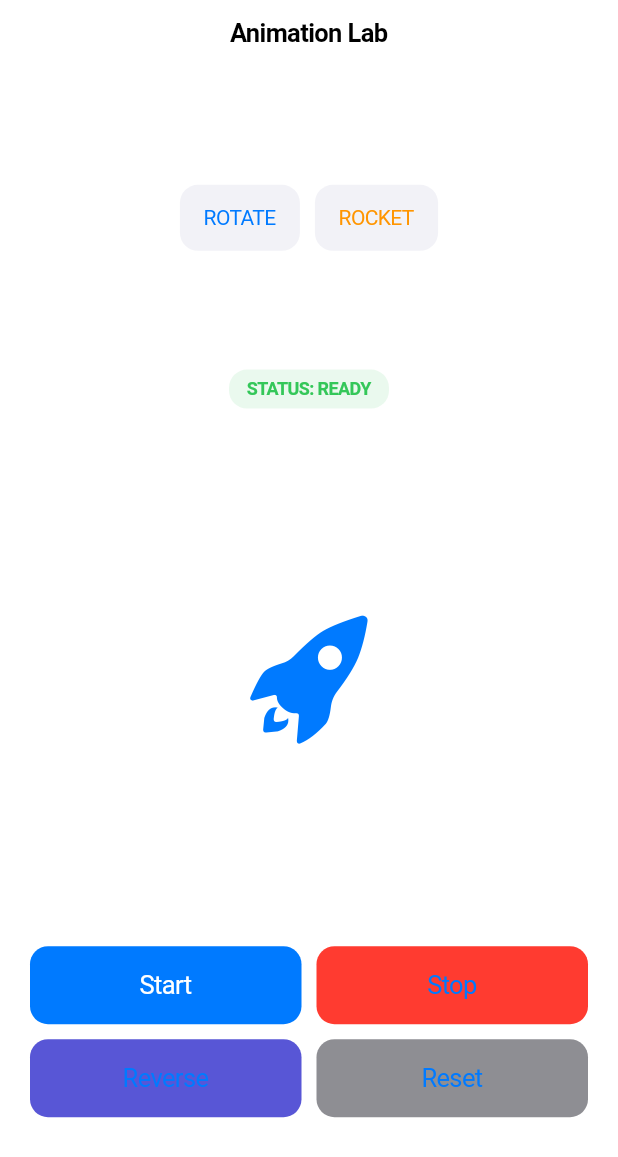
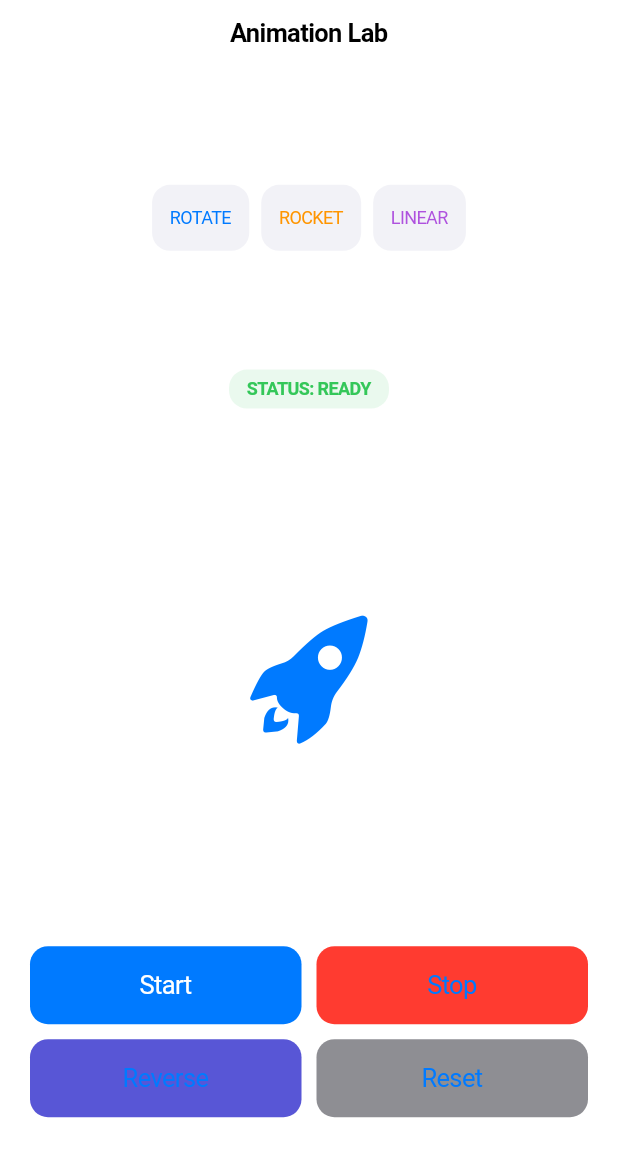
Before and after one commit to 23maxb/csen268, a Flutter app: the screen it shows after launch, on a phone screen of 412 x 824 dp. Shown: the top 1157 px of the screen. Run offline on Flutter 3.47's test engine with Material 3 defaults, Android fonts, the phone set to English and light mode, and no system bars.

Commit message:
fixed curve types

```diff
--- a/lib/main.dart
+++ b/lib/main.dart
@@ -6,6 +6,8 @@ void main() => runApp(const AnimationLabApp());
 enum AnimationType { rotate, scale, slide, fade }
 
 enum IconType { rocket, heart, gear, star }
+
+enum CurveType { linear, easeIn, easeOut, bounce, elastic }
 
 class AnimationLabApp extends StatelessWidget {
   const AnimationLabApp({super.key});
@@ -31,32 +33,20 @@ class _AnimationLabPageState extends State<AnimationLabPage>
   late AnimationController _controller;
   AnimationType _selectedType = AnimationType.rotate;
   IconType _selectedIcon = IconType.rocket;
+  CurveType _selectedCurve = CurveType.linear; // Default curve
   String _currentStatus = "READY";
 
   @override
   void initState() {
     super.initState();
     _controller = AnimationController(
-      duration: const Duration(seconds: 2),
+      duration: const Duration(milliseconds: 800),
       vsync: this,
     );
 
     _controller.addStatusListener((status) {
       setState(() {
-        switch (status) {
-          case AnimationStatus.forward:
-            _currentStatus = "RUNNING FORWARD";
-            break;
-          case AnimationStatus.reverse:
-            _currentStatus = "RUNNING REVERSE";
-            break;
-          case AnimationStatus.completed:
-            _currentStatus = "COMPLETED";
-            break;
-          case AnimationStatus.dismissed:
-            _currentStatus = "READY";
-            break;
-        }
+        _currentStatus = status.name.toUpperCase();
       });
     });
   }
@@ -67,37 +57,34 @@ class _AnimationLabPageState extends State<AnimationLabPage>
     super.dispose();
   }
 
-  void _showAnimationSheet(BuildContext context) {
+  Curve _getActualCurve() {
+    switch (_selectedCurve) {
+      case CurveType.linear:
+        return Curves.linear;
+      case CurveType.easeIn:
+        return Curves.easeIn;
+      case CurveType.easeOut:
+        return Curves.easeOut;
+      case CurveType.bounce:
+        return Curves.bounceOut;
+      case CurveType.elastic:
+        return Curves.elasticOut;
+    }
+  }
+
+  void _showSheet<T>(String title, List<T> values, Function(T) onSelect) {
     showCupertinoModalPopup<void>(
       context: context,
-      builder: (BuildContext context) => CupertinoActionSheet(
-        title: const Text('Select Animation'),
-        actions: AnimationType.values.map((type) {
+      builder: (context) => CupertinoActionSheet(
+        title: Text(title),
+        actions: values.map((value) {
+          final String name = value.toString().split('.').last.toUpperCase();
           return CupertinoActionSheetAction(
             onPressed: () {
-              setState(() => _selectedType = type);
-              _controller.reset();
+              onSelect(value);
               Navigator.pop(context);
             },
-            child: Text(type.name.toUpperCase()),
-          );
-        }).toList(),
-      ),
-    );
-  }
-
-  void _showIconSheet(BuildContext context) {
-    showCupertinoModalPopup<void>(
-      context: context,
-      builder: (BuildContext context) => CupertinoActionSheet(
-        title: const Text('Select Icon'),
-        actions: IconType.values.map((type) {
-          return CupertinoActionSheetAction(
-            onPressed: () {
-              setState(() => _selectedIcon = type);
-              Navigator.pop(context);
-            },
-            child: Text(type.name.toUpperCase()),
+            child: Text(name),
           );
         }).toList(),
       ),
@@ -114,38 +101,76 @@ class _AnimationLabPageState extends State<AnimationLabPage>
         child: Column(
           mainAxisAlignment: MainAxisAlignment.spaceEvenly,
           children: [
-            Row(
-              mainAxisAlignment: MainAxisAlignment.center,
+            Wrap(
+              spacing: 8,
+              runSpacing: 8,
+              alignment: WrapAlignment.center,
               children: [
-                CupertinoButton(
-                  color: CupertinoColors.systemGroupedBackground,
-                  padding: const EdgeInsets.symmetric(horizontal: 16),
-                  onPressed: () => _showAnimationSheet(context),
-                  child: Text(
-                    _selectedType.name.toUpperCase(),
-                    style: const TextStyle(
-                      color: CupertinoColors.activeBlue,
-                      fontSize: 14,
+                _buildPickerButton(
+                  _selectedType.name,
+                  CupertinoColors.activeBlue,
+                  () => _showSheet(
+                    "Animation",
+                    AnimationType.values,
+                    (v) => setState(() => _selectedType = v),
                   ),
                 ),
+                _buildPickerButton(
+                  _selectedIcon.name,
+                  CupertinoColors.activeOrange,
+                  () => _showSheet(
+                    "Icon",
+                    IconType.values,
+                    (v) => setState(() => _selectedIcon = v),
                   ),
-                const SizedBox(width: 10),
-                CupertinoButton(
-                  color: CupertinoColors.systemGroupedBackground,
-                  padding: const EdgeInsets.symmetric(horizontal: 16),
-                  onPressed: () => _showIconSheet(context),
-                  child: Text(
-                    _selectedIcon.name.toUpperCase(),
-                    style: const TextStyle(
-                      color: CupertinoColors.activeOrange,
-                      fontSize: 14,
                 ),
+                _buildPickerButton(
+                  _selectedCurve.name,
+                  CupertinoColors.systemPurple,
+                  () => _showSheet(
+                    "Curve",
+                    CurveType.values,
+                    (v) => setState(() => _selectedCurve = v),
                   ),
                 ),
               ],
             ),
 
-            Container(
+            _buildStatusIndicator(),
+
+            SizedBox(
+              height: 200,
+              child: AnimatedBuilder(
+                animation: _controller,
+                builder: (context, child) {
+                  return _buildAnimatedWidget(
+                    _getActualCurve().transform(_controller.value),
+                  );
+                },
+              ),
+            ),
+
+            _buildPlaybackControls(),
+          ],
+        ),
+      ),
+    );
+  }
+
+  Widget _buildPickerButton(String label, Color color, VoidCallback onPressed) {
+    return CupertinoButton(
+      color: CupertinoColors.systemGroupedBackground,
+      padding: const EdgeInsets.symmetric(horizontal: 12),
+      onPressed: onPressed,
+      child: Text(
+        label.toUpperCase(),
+        style: TextStyle(color: color, fontSize: 12),
+      ),
+    );
+  }
+
+  Widget _buildStatusIndicator() {
+    return Container(
       padding: const EdgeInsets.symmetric(horizontal: 12, vertical: 6),
       decoration: BoxDecoration(
         color: CupertinoColors.activeGreen.withOpacity(0.1),
@@ -159,17 +184,48 @@ class _AnimationLabPageState extends State<AnimationLabPage>
           fontSize: 12,
         ),
       ),
+    );
+  }
+
+  Widget _buildAnimatedWidget(double animValue) {
+    final activeIcon = _getIcon();
+    switch (_selectedType) {
+      case AnimationType.rotate:
+        return Transform.rotate(
+          angle: animValue * 2 * math.pi,
+          child: activeIcon,
+        );
+      case AnimationType.scale:
+        return Transform.scale(
+          scale: 0.5 + (animValue * 1.0),
+          child: activeIcon,
+        );
+      case AnimationType.slide:
+        return FractionalTranslation(
+          translation: Offset(0, -animValue),
+          child: activeIcon,
+        );
+      case AnimationType.fade:
+        return Opacity(opacity: animValue.clamp(0.0, 1.0), child: activeIcon);
+    }
+  }
+
+  Widget _getIcon() {
+    final Map<IconType, (IconData, Color)> iconMap = {
+      IconType.rocket: (CupertinoIcons.rocket_fill, CupertinoColors.activeBlue),
+      IconType.heart: (CupertinoIcons.heart_fill, CupertinoColors.systemRed),
+      IconType.gear: (
+        CupertinoIcons.settings_solid,
+        CupertinoColors.systemGrey,
       ),
-            SizedBox(
-              height: 200,
-              child: AnimatedBuilder(
-                animation: _controller,
-                builder: (context, child) {
-                  return _buildAnimatedWidget();
-                },
-              ),
-            ),
-            Padding(
+      IconType.star: (CupertinoIcons.star_fill, CupertinoColors.systemYellow),
+    };
+    final config = iconMap[_selectedIcon]!;
+    return Icon(config.$1, size: 100, color: config.$2);
+  }
+
+  Widget _buildPlaybackControls() {
+    return Padding(
       padding: const EdgeInsets.symmetric(horizontal: 20),
       child: Column(
         children: [
@@ -213,57 +269,6 @@ class _AnimationLabPageState extends State<AnimationLabPage>
           ),
         ],
       ),
-            ),
-          ],
-        ),
-      ),
     );
   }
-
-  Widget _getIcon() {
-    IconData data;
-    Color color;
-    switch (_selectedIcon) {
-      case IconType.rocket:
-        data = CupertinoIcons.rocket_fill;
-        color = CupertinoColors.activeBlue;
-        break;
-      case IconType.heart:
-        data = CupertinoIcons.heart_fill;
-        color = CupertinoColors.systemRed;
-        break;
-      case IconType.gear:
-        data = CupertinoIcons.settings_solid;
-        color = CupertinoColors.systemGrey;
-        break;
-      case IconType.star:
-        data = CupertinoIcons.star_fill;
-        color = CupertinoColors.systemYellow;
-        break;
 }
-    return Icon(data, size: 100, color: color);
-  }
-
-  Widget _buildAnimatedWidget() {
-    final activeIcon = _getIcon();
-    switch (_selectedType) {
-      case AnimationType.rotate:
-        return Transform.rotate(
-          angle: _controller.value * 2 * math.pi,
-          child: activeIcon,
-        );
-      case AnimationType.scale:
-        return Transform.scale(
-          scale: 0.5 + (_controller.value * 1.0),
-          child: activeIcon,
-        );
-      case AnimationType.slide:
-        return FractionalTranslation(
-          translation: Offset(0, -_controller.value),
-          child: activeIcon,
-        );
-      case AnimationType.fade:
-        return Opacity(opacity: _controller.value, child: activeIcon);
-    }
-  }
-}
```
Lines whose indentation alone changed are shown as unchanged.
